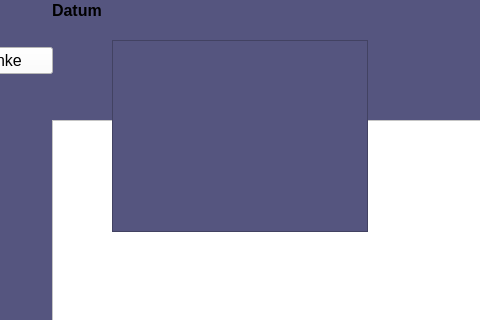
Old version of the form menus.ui in the repository MatariAbdulwahid/Restaurantsystem; both pictures show x 488 to 968 and y 0 to 320 of the 1300 by 800 pixel window.
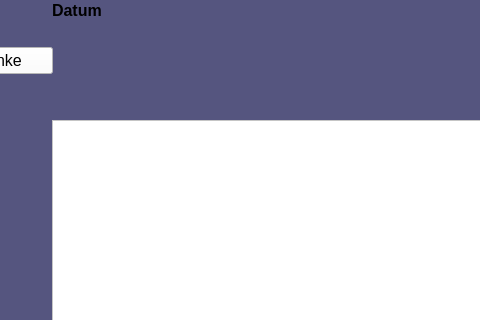
New version of the form.

```diff
--- a/menus.ui
+++ b/menus.ui
@@ -3341,16 +3341,6 @@
     </item>
    </layout>
   </widget>
-  <widget class="QTextBrowser" name="textBrowser">
-   <property name="geometry">
-    <rect>
-     <x>600</x>
-     <y>40</y>
-     <width>256</width>
-     <height>192</height>
-    </rect>
-   </property>
-  </widget>
  </widget>
  <resources/>
  <connections/>
```
